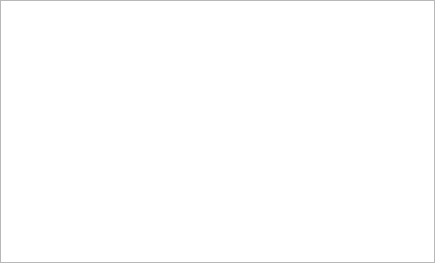
Qt form src/librssguard/gui/settings/settingslocalization.ui (martinrotter/rssguard) before a commit.
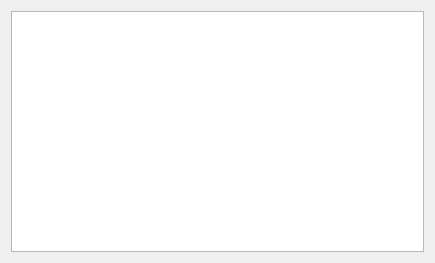
The same form after that commit.

```diff
--- a/src/librssguard/gui/settings/settingslocalization.ui
+++ b/src/librssguard/gui/settings/settingslocalization.ui
@@ -11,18 +11,6 @@
    </rect>
   </property>
   <layout class="QHBoxLayout" name="horizontalLayout">
-   <property name="leftMargin">
-    <number>0</number>
-   </property>
-   <property name="topMargin">
-    <number>0</number>
-   </property>
-   <property name="rightMargin">
-    <number>0</number>
-   </property>
-   <property name="bottomMargin">
-    <number>0</number>
-   </property>
    <item>
     <widget class="QTreeWidget" name="m_treeLanguages">
      <property name="editTriggers">
```
